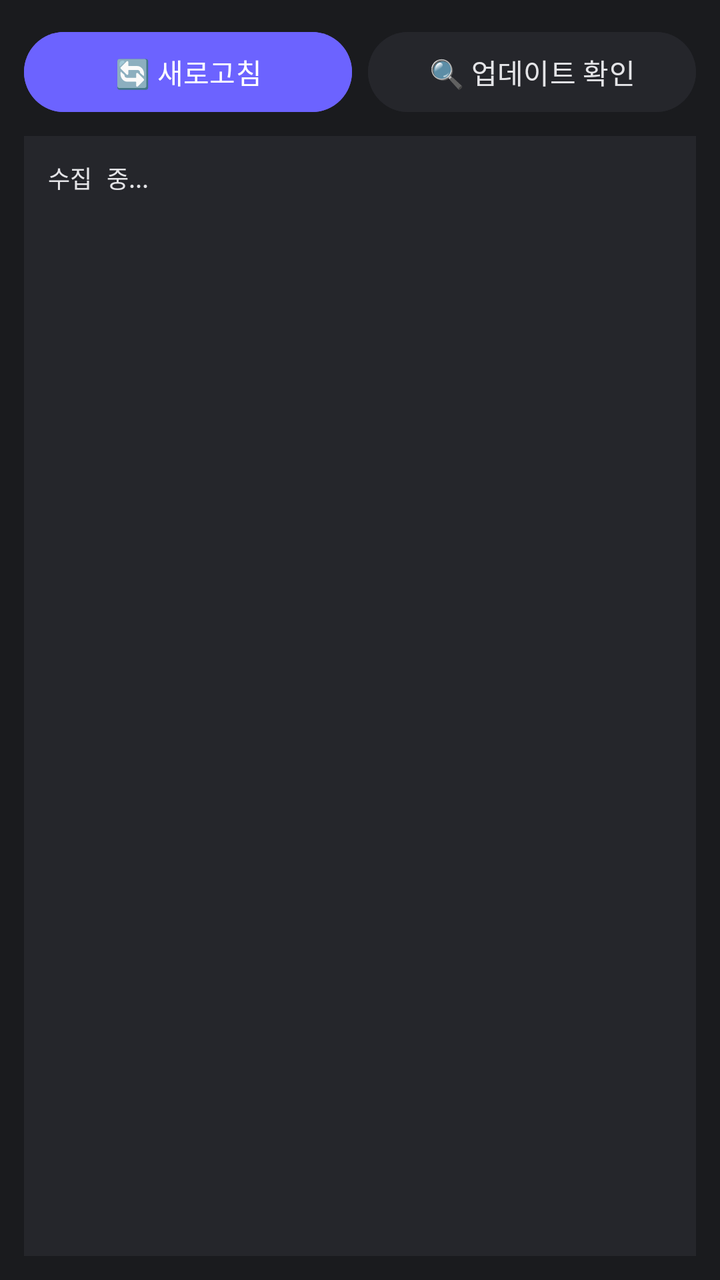
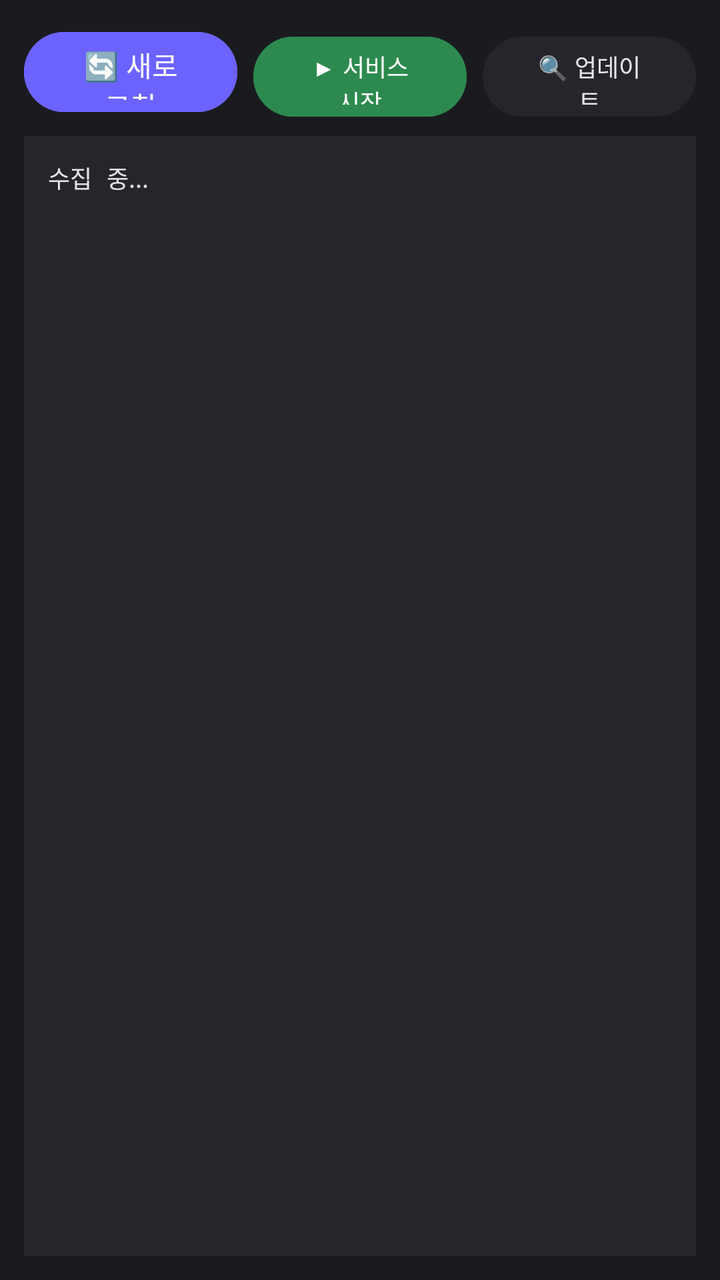

Two renders of the same Android screen: before a commit and after it. Below are the layout's source before the change and the commit's diff.
<!-- AndroidManifest.xml: application theme Theme.PhoneStats -->
<!-- res/layout/activity_main.xml -->
<?xml version="1.0" encoding="utf-8"?>
<LinearLayout xmlns:android="http://schemas.android.com/apk/res/android"
    xmlns:app="http://schemas.android.com/apk/res-auto"
    android:layout_width="match_parent"
    android:layout_height="match_parent"
    android:background="#1a1b1e"
    android:orientation="vertical"
    android:padding="12dp">

    <LinearLayout
        android:layout_width="match_parent"
        android:layout_height="wrap_content"
        android:orientation="horizontal"
        android:layout_marginBottom="8dp">

        <Button
            android:id="@+id/btn_refresh"
            android:layout_width="0dp"
            android:layout_height="48dp"
            android:layout_weight="1"
            android:layout_marginEnd="4dp"
            android:backgroundTint="#6c63ff"
            android:text="🔄 새로고침"
            android:textColor="#FFFFFF"
            android:textSize="14sp" />

        <Button
            android:id="@+id/btn_update"
            android:layout_width="0dp"
            android:layout_height="48dp"
            android:layout_weight="1"
            android:layout_marginStart="4dp"
            android:backgroundTint="#25262b"
            android:text="🔍 업데이트 확인"
            android:textColor="#e4e4e7"
            android:textSize="14sp" />
    </LinearLayout>

    <ScrollView
        android:id="@+id/scroll_view"
        android:layout_width="match_parent"
        android:layout_height="0dp"
        android:layout_weight="1"
        android:background="#25262b"
        android:padding="12dp">

        <TextView
            android:id="@+id/tv_info"
            android:layout_width="match_parent"
            android:layout_height="wrap_content"
            android:fontFamily="monospace"
            android:lineSpacingExtra="4dp"
            android:text="수집 중..."
            android:textColor="#e4e4e7"
            android:textSize="12sp" />
    </ScrollView>

</LinearLayout>
<!-- resources referenced by this layout -->
<resources>
  <style name="Theme.PhoneStats" parent="Base.Theme.PhoneStats" />
  <style name="Base.Theme.PhoneStats" parent="Theme.Material3.DayNight.NoActionBar">
          <item name="colorPrimary">@color/accent</item>
          <item name="colorPrimaryVariant">@color/accent_dim</item>
          <item name="colorOnPrimary">#FFFFFF</item>
          <item name="colorSecondary">@color/accent</item>
          <item name="colorOnSecondary">#FFFFFF</item>
          <item name="colorSurface">@color/dark_surface</item>
          <item name="colorOnSurface">@color/text_primary</item>
          <item name="colorOnSurfaceVariant">@color/text_secondary</item>
          <item name="colorError">@color/error_red</item>
          <item name="android:statusBarColor">@color/dark_background</item>
          <item name="android:navigationBarColor">@color/nav_bar</item>
          <item name="android:windowLightStatusBar">false</item>
      </style>
  <color name="accent">#6c63ff</color>
  <color name="accent_dim">#5a52d5</color>
  <color name="dark_surface">#25262b</color>
  <color name="text_primary">#e4e4e7</color>
  <color name="text_secondary">#a1a1aa</color>
  <color name="error_red">#f43f5e</color>
  <color name="dark_background">#1a1b1e</color>
  <color name="nav_bar">#1a1b1e</color>
</resources>

<!-- the commit's change to res/layout/activity_main.xml (unified diff, before → after) -->
@@ -25,15 +25,27 @@
             android:textSize="14sp" />
 
         <Button
+            android:id="@+id/btn_service"
+            android:layout_width="0dp"
+            android:layout_height="48dp"
+            android:layout_weight="1"
+            android:layout_marginStart="4dp"
+            android:layout_marginEnd="4dp"
+            android:backgroundTint="#2d8a4e"
+            android:text="▶ 서비스 시작"
+            android:textColor="#FFFFFF"
+            android:textSize="12sp" />
+
+        <Button
             android:id="@+id/btn_update"
             android:layout_width="0dp"
             android:layout_height="48dp"
             android:layout_weight="1"
             android:layout_marginStart="4dp"
             android:backgroundTint="#25262b"
-            android:text="🔍 업데이트 확인"
+            android:text="🔍 업데이트"
             android:textColor="#e4e4e7"
-            android:textSize="14sp" />
+            android:textSize="12sp" />
     </LinearLayout>
 
     <ScrollView
